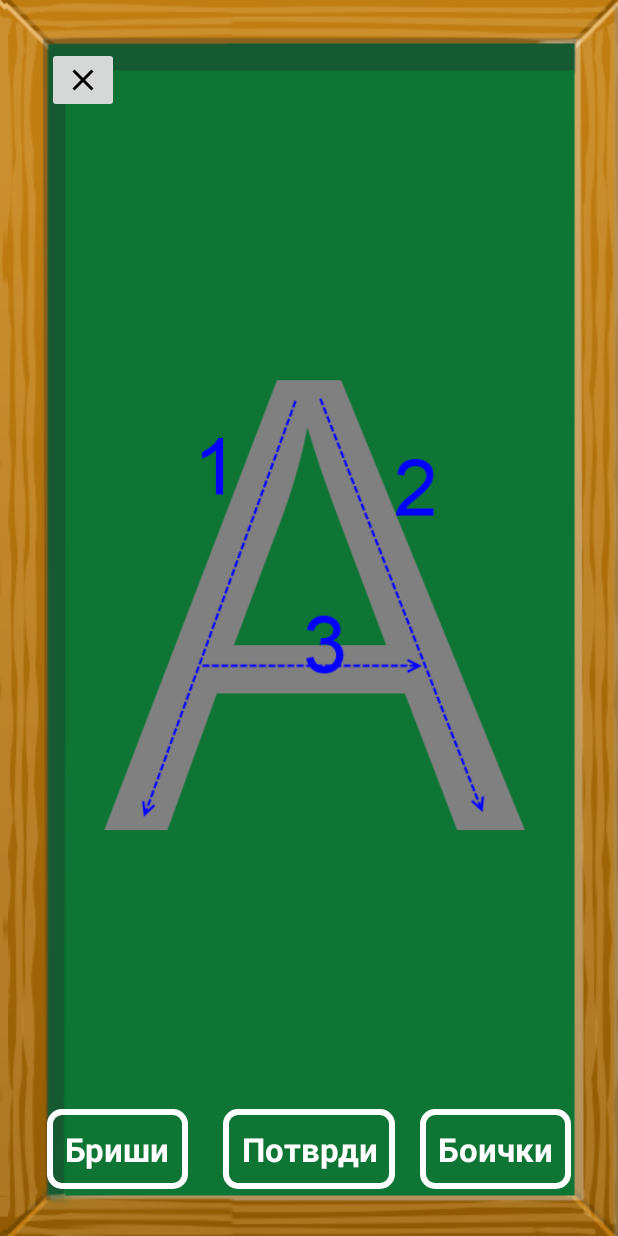
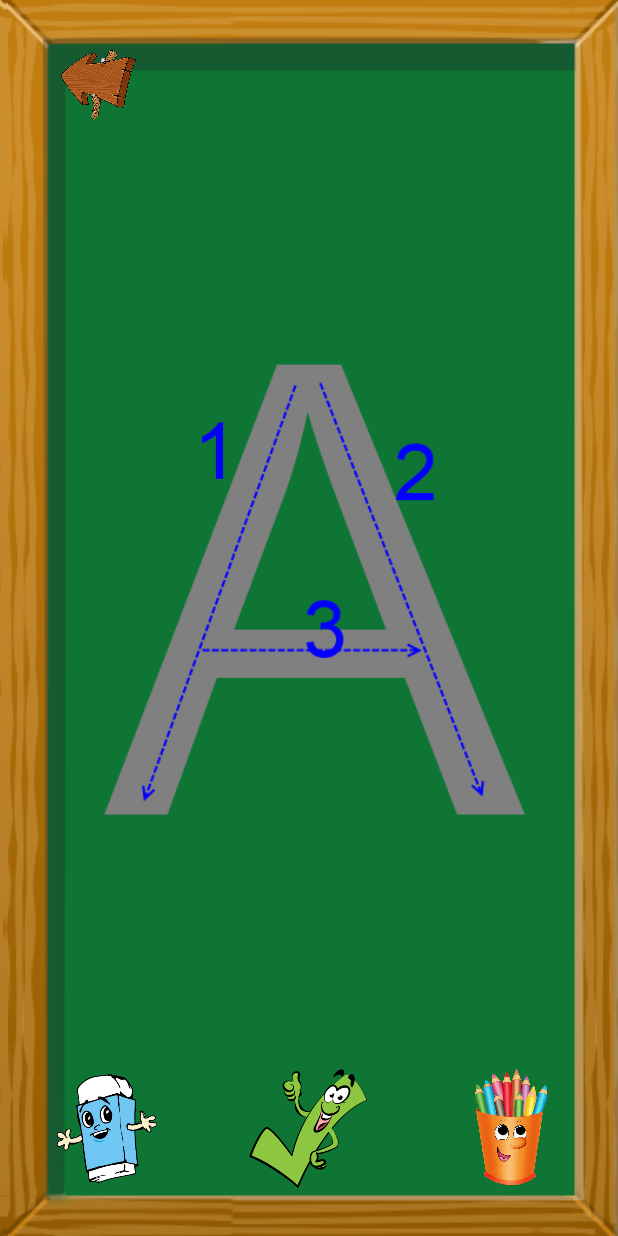
Before and after one commit to toteto/Pishuvalko, an Android app: the WritingGameActivity screen opened directly, with no data from a screen before it, on a phone screen of 412 x 824 dp. Run offline under Robolectric (Android 15) with nearby library versions, the phone set to English and light mode, and no system bars; libraries missing offline, so code that uses them is left out: com.kizitonwose.colorpreference.

Commit message:
Added UI elements for writing_game_activity

```diff
--- a/pishuvalko-app/src/main/java/com/jane/antonio/pishuvalko/controllers/WritingGameActivity.java
+++ b/pishuvalko-app/src/main/java/com/jane/antonio/pishuvalko/controllers/WritingGameActivity.java
@@ -42,9 +42,9 @@ public class WritingGameActivity extends AppCompatActivity
     setContentView(R.layout.writing_game_activity);
     writingImageView = (WritingImageView) findViewById(R.id.writingImageView);
     btnClose = findViewById(R.id.btn_close);
-    btnErase = findViewById(R.id.btnErase);
-    btnConfirm = findViewById(R.id.btnConfirm);
-    btnColors = findViewById(R.id.btnColors);
+    btnErase = findViewById(R.id.ivErase);
+    btnConfirm = findViewById(R.id.ivConfirm);
+    btnColors = findViewById(R.id.ivColors);
 
     btnClose.setOnClickListener(this);
     btnConfirm.setOnClickListener(this);
--- a/pishuvalko-app/src/main/res/layout/writing_game_activity.xml
+++ b/pishuvalko-app/src/main/res/layout/writing_game_activity.xml
@@ -7,12 +7,12 @@
   android:orientation="vertical"
   android:padding="@dimen/board_borders">
 
-  <ImageButton
+  <ImageView
     android:id="@+id/btn_close"
-    android:layout_width="wrap_content"
-    android:layout_height="wrap_content"
+    android:layout_width="70dp"
+    android:layout_height="50dp"
     android:contentDescription="@string/close_board"
-    android:src="@drawable/ic_close"/>
+    android:src="@drawable/exit_arrow"/>
 
   <com.jane.antonio.pishuvalko.views.WritingImageView
     android:id="@+id/writingImageView"
@@ -25,30 +25,30 @@
     android:layout_width="match_parent"
     android:layout_height="wrap_content">
 
-    <Button
-      android:id="@+id/btnErase"
-      android:layout_width="wrap_content"
-      android:layout_height="wrap_content"
-      android:filterTouchesWhenObscured="true"
-      android:text="Бриши"/>
+    <ImageView
+      android:id="@+id/ivErase"
+      android:layout_width="80dp"
+      android:layout_height="80dp"
+      android:cropToPadding="true"
+      android:src="@drawable/eraser"/>
 
-    <Button
-      android:id="@+id/btnConfirm"
-      android:layout_width="wrap_content"
-      android:layout_height="wrap_content"
+    <ImageView
+      android:id="@+id/ivConfirm"
+      android:layout_width="80dp"
+      android:layout_height="80dp"
       android:layout_alignParentTop="true"
       android:layout_centerHorizontal="true"
       android:filterTouchesWhenObscured="true"
-      android:text="Потврди"/>
+      android:src="@drawable/check_mark"/>
 
-    <Button
-      android:id="@+id/btnColors"
-      android:layout_width="wrap_content"
-      android:layout_height="wrap_content"
+    <ImageView
+      android:id="@+id/ivColors"
+      android:layout_width="80dp"
+      android:layout_height="80dp"
       android:layout_alignParentEnd="true"
       android:layout_alignParentTop="true"
       android:filterTouchesWhenObscured="true"
-      android:text="Боички"/>
+      android:src="@drawable/pencils"/>
 
   </RelativeLayout>
 </LinearLayout>
```
Also changed, not shown: pishuvalko-app/src/main/res/drawable/check_mark.png (added), pishuvalko-app/src/main/res/drawable/eraser.png (added), pishuvalko-app/src/main/res/drawable/exit_arrow.png (added), pishuvalko-app/src/main/res/drawable/pencils.png (added).
